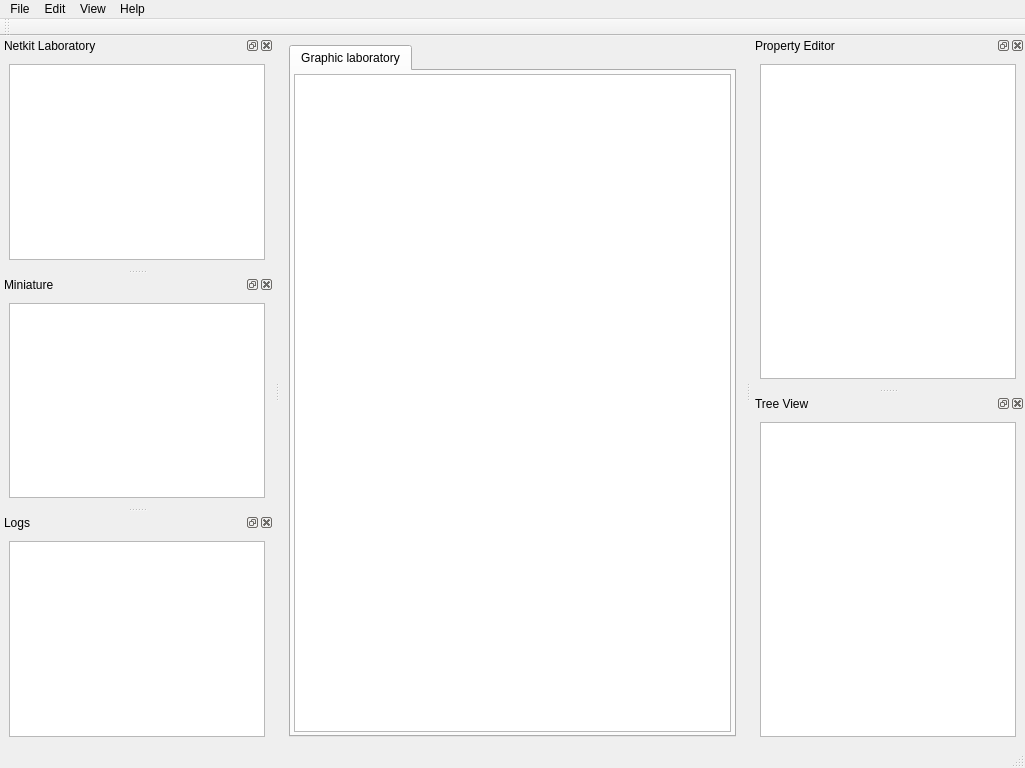
First picture: the form in ui/visual_netkit_main.ui, repository slux83/visual-netkit, before the edit.
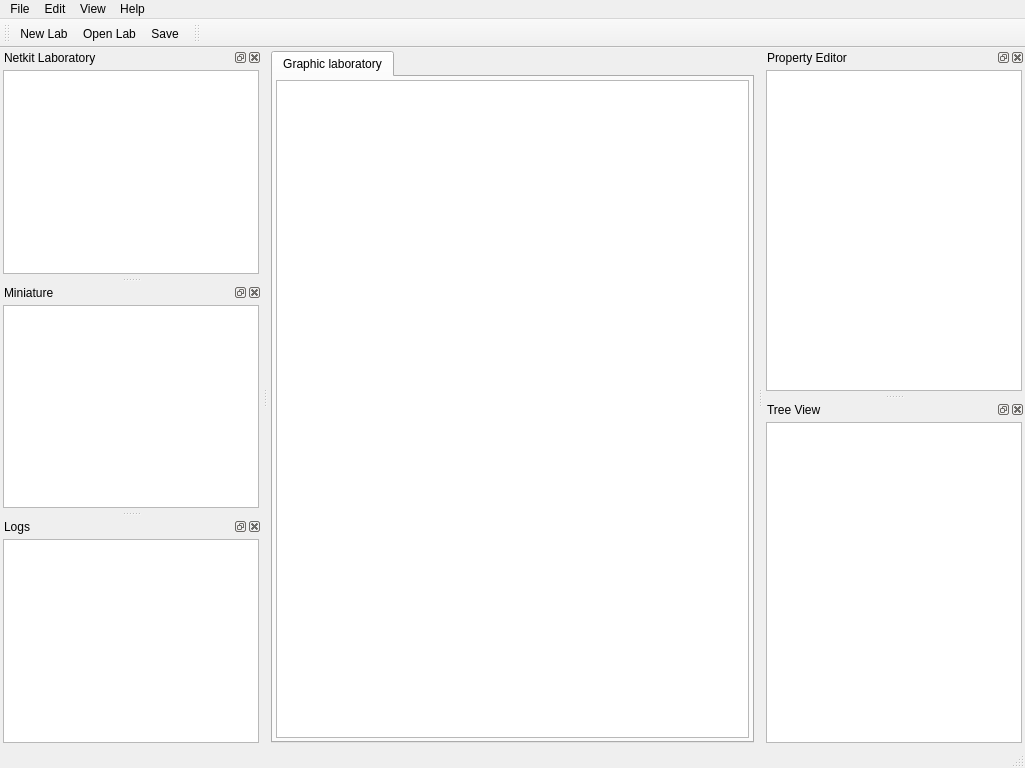
Second picture: the form after the edit. Icons and pictures are not drawn.

Commit message: Added a resource file with some icons for menu' actions and added some of these inside the toolbar (gui)

Diff of the .ui file:
```diff
--- a/ui/visual_netkit_main.ui
+++ b/ui/visual_netkit_main.ui
@@ -17,6 +17,21 @@
   </property>
   <widget class="QWidget" name="centralwidget" >
    <layout class="QVBoxLayout" >
+    <property name="spacing" >
+     <number>3</number>
+    </property>
+    <property name="leftMargin" >
+     <number>3</number>
+    </property>
+    <property name="topMargin" >
+     <number>3</number>
+    </property>
+    <property name="rightMargin" >
+     <number>3</number>
+    </property>
+    <property name="bottomMargin" >
+     <number>3</number>
+    </property>
     <item>
      <widget class="QTabWidget" name="tabWidget" >
       <property name="currentIndex" >
@@ -27,6 +42,9 @@
         <string>Graphic laboratory</string>
        </attribute>
        <layout class="QVBoxLayout" >
+        <property name="spacing" >
+         <number>0</number>
+        </property>
         <property name="leftMargin" >
          <number>3</number>
         </property>
@@ -94,6 +112,9 @@
    <attribute name="toolBarBreak" >
     <bool>false</bool>
    </attribute>
+   <addaction name="actionNewLab" />
+   <addaction name="actionOpenLab" />
+   <addaction name="actionSave" />
   </widget>
   <widget class="QDockWidget" name="dockWidget" >
    <property name="floating" >
@@ -113,6 +134,18 @@
    </attribute>
    <widget class="QWidget" name="dockWidgetContents" >
     <layout class="QVBoxLayout" >
+     <property name="leftMargin" >
+      <number>3</number>
+     </property>
+     <property name="topMargin" >
+      <number>3</number>
+     </property>
+     <property name="rightMargin" >
+      <number>3</number>
+     </property>
+     <property name="bottomMargin" >
+      <number>3</number>
+     </property>
      <item>
       <widget class="QTreeView" name="treeView" />
      </item>
@@ -131,6 +164,18 @@
    </attribute>
    <widget class="QWidget" name="dockWidgetContents_4" >
     <layout class="QVBoxLayout" >
+     <property name="leftMargin" >
+      <number>3</number>
+     </property>
+     <property name="topMargin" >
+      <number>3</number>
+     </property>
+     <property name="rightMargin" >
+      <number>3</number>
+     </property>
+     <property name="bottomMargin" >
+      <number>3</number>
+     </property>
      <item>
       <widget class="QTableView" name="tableView" />
      </item>
@@ -146,6 +191,18 @@
    </attribute>
    <widget class="QWidget" name="dockWidgetContents_6" >
     <layout class="QVBoxLayout" >
+     <property name="leftMargin" >
+      <number>3</number>
+     </property>
+     <property name="topMargin" >
+      <number>3</number>
+     </property>
+     <property name="rightMargin" >
+      <number>3</number>
+     </property>
+     <property name="bottomMargin" >
+      <number>3</number>
+     </property>
      <item>
       <widget class="QGraphicsView" name="graphicsView_2" />
      </item>
@@ -161,6 +218,18 @@
    </attribute>
    <widget class="QWidget" name="dockWidgetContents_2" >
     <layout class="QVBoxLayout" >
+     <property name="leftMargin" >
+      <number>3</number>
+     </property>
+     <property name="topMargin" >
+      <number>3</number>
+     </property>
+     <property name="rightMargin" >
+      <number>3</number>
+     </property>
+     <property name="bottomMargin" >
+      <number>3</number>
+     </property>
      <item>
       <widget class="QTreeView" name="treeView_2" />
      </item>
@@ -179,12 +248,35 @@
    </attribute>
    <widget class="QWidget" name="dockWidgetContents_3" >
     <layout class="QVBoxLayout" >
+     <property name="leftMargin" >
+      <number>3</number>
+     </property>
+     <property name="topMargin" >
+      <number>3</number>
+     </property>
+     <property name="rightMargin" >
+      <number>3</number>
+     </property>
+     <property name="bottomMargin" >
+      <number>3</number>
+     </property>
      <item>
       <widget class="QTextEdit" name="textEdit" />
      </item>
     </layout>
    </widget>
   </widget>
+  <widget class="QToolBar" name="toolBar_2" >
+   <property name="windowTitle" >
+    <string>toolBar_2</string>
+   </property>
+   <attribute name="toolBarArea" >
+    <enum>TopToolBarArea</enum>
+   </attribute>
+   <attribute name="toolBarBreak" >
+    <bool>false</bool>
+   </attribute>
+  </widget>
   <action name="actionNetkit_Lab" >
    <property name="checkable" >
     <bool>true</bool>
@@ -242,6 +334,59 @@
     <string>About Visual Netkit</string>
    </property>
   </action>
+  <action name="actionNewLab" >
+   <property name="icon" >
+    <iconset resource="../resources/VisualNetkit.qrc" >:/menu/new_icon</iconset>
+   </property>
+   <property name="text" >
+    <string>New Lab</string>
+   </property>
+  </action>
+  <action name="actionOpenLab" >
+   <property name="icon" >
+    <iconset resource="../resources/VisualNetkit.qrc" >:/menu/open_icon</iconset>
+   </property>
+   <property name="text" >
+    <string>Open Lab</string>
+   </property>
+  </action>
+  <action name="actionClearMenu" >
+   <property name="text" >
+    <string>Clear Menu</string>
+   </property>
+  </action>
+  <action name="actionSave" >
+   <property name="icon" >
+    <iconset resource="../resources/VisualNetkit.qrc" >:/menu/save_icon</iconset>
+   </property>
+   <property name="text" >
+    <string>Save</string>
+   </property>
+  </action>
+  <action name="actionSaveAs" >
+   <property name="icon" >
+    <iconset resource="../resources/VisualNetkit.qrc" >:/menu/save_as_icon</iconset>
+   </property>
+   <property name="text" >
+    <string>Save As...</string>
+   </property>
+  </action>
+  <action name="actionCloseLab" >
+   <property name="icon" >
+    <iconset resource="../resources/VisualNetkit.qrc" >:/menu/close_icon</iconset>
+   </property>
+   <property name="text" >
+    <string>Close Lab</string>
+   </property>
+  </action>
+  <action name="actionQuit" >
+   <property name="text" >
+    <string>Quit</string>
+   </property>
+   <property name="menuRole" >
+    <enum>QAction::QuitRole</enum>
+   </property>
+  </action>
  </widget>
  <resources/>
  <connections/>
```
Left out of the diff: 39 changed lines with no effect on the pictures. The commit also changes 7 other files.
